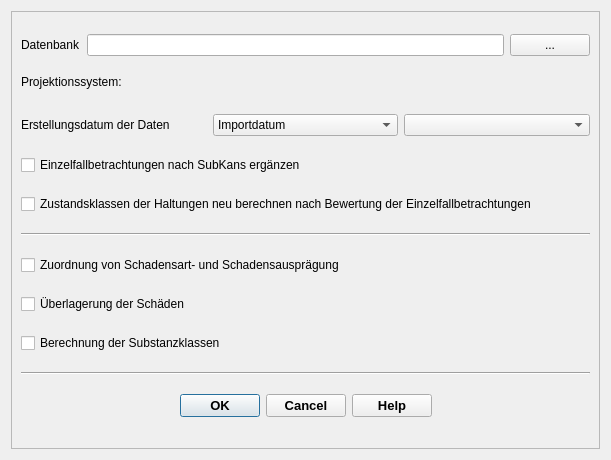
This is qkan/subkans/res/subkans_dialog_base.ui in Moddus/QKan as Qt 5 draws it before an edit. The edited form follows.
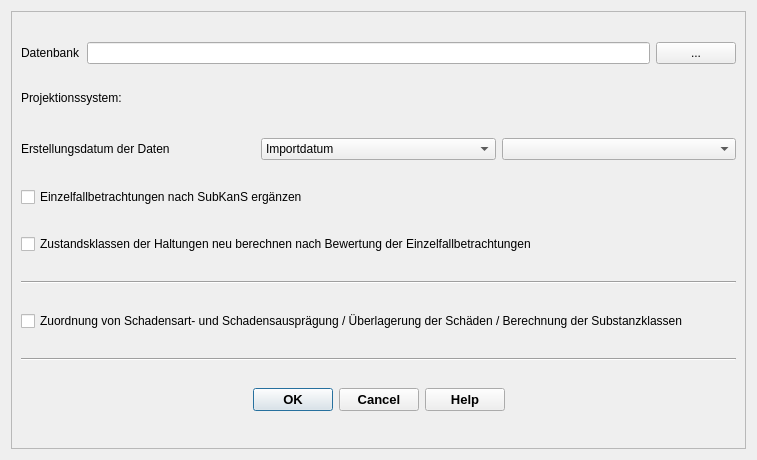
This is the edited form. Custom widgets are drawn as their Qt base class.

Commit message: updated: zustandsklassen, substanzklassen, isybau, m150, info

Diff of the .ui file:
```diff
--- a/qkan/subkans/res/subkans_dialog_base.ui
+++ b/qkan/subkans/res/subkans_dialog_base.ui
@@ -6,7 +6,7 @@
    <rect>
     <x>0</x>
     <y>0</y>
-    <width>611</width>
+    <width>757</width>
     <height>460</height>
    </rect>
   </property>
@@ -30,7 +30,7 @@
        <rect>
         <x>0</x>
         <y>0</y>
-        <width>587</width>
+        <width>733</width>
         <height>436</height>
        </rect>
       </property>
@@ -124,7 +124,7 @@
        <item>
         <widget class="QCheckBox" name="checkBox_1">
          <property name="text">
-          <string>Einzelfallbetrachtungen nach SubKans ergänzen</string>
+          <string>Einzelfallbetrachtungen nach SubKanS ergänzen</string>
          </property>
         </widget>
        </item>
@@ -145,21 +145,7 @@
        <item>
         <widget class="QCheckBox" name="checkBox_3">
          <property name="text">
-          <string>Zuordnung von Schadensart- und Schadensausprägung</string>
-         </property>
-        </widget>
-       </item>
-       <item>
-        <widget class="QCheckBox" name="checkBox_4">
-         <property name="text">
-          <string>Überlagerung der Schäden</string>
-         </property>
-        </widget>
-       </item>
-       <item>
-        <widget class="QCheckBox" name="checkBox_5">
-         <property name="text">
-          <string>Berechnung der Substanzklassen</string>
+          <string>Zuordnung von Schadensart- und Schadensausprägung / Überlagerung der Schäden / Berechnung der Substanzklassen</string>
          </property>
         </widget>
        </item>
```
Left out of the diff: 2 changed lines with no effect on the pictures. The commit also changes 16 other files.
